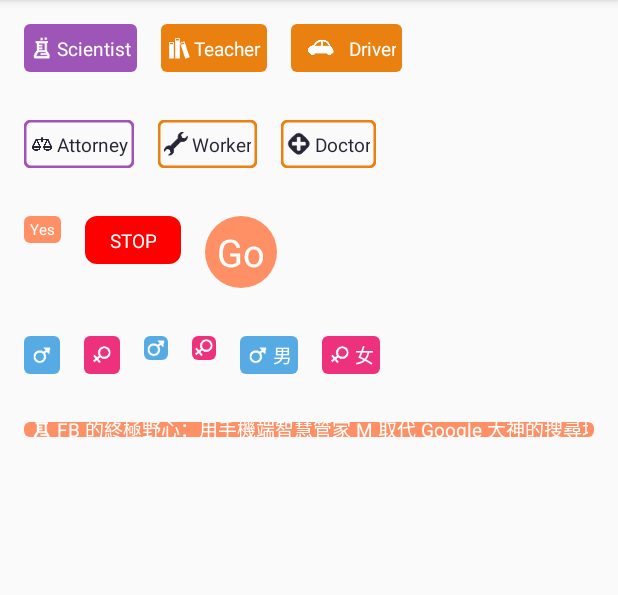
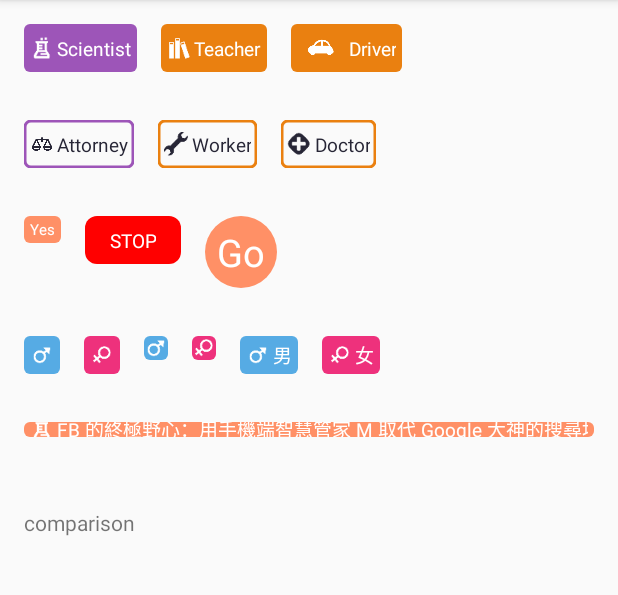
Before and after one commit to Jude95/TAGView, an Android app: the screen it shows after launch (MainActivity), on a phone screen of 412 x 824 dp, the part 84-679 px from its top. Run offline under Robolectric (Android 15) with nearby library versions, the phone set to English and light mode, and no system bars; libraries missing offline, so code that uses them is left out: com.android.debug; 2 statements that could not run were skipped.

Commit message:
增加View视图测试

```diff
--- a/build.gradle
+++ b/build.gradle
@@ -6,7 +6,7 @@ buildscript {
         jcenter()
     }
     dependencies {
-        classpath 'com.android.tools.build:gradle:1.3.0'
+        classpath 'com.android.tools.build:gradle:2.1.0-beta1'
         classpath 'com.jfrog.bintray.gradle:gradle-bintray-plugin:1.2'
         classpath 'com.github.dcendents:android-maven-gradle-plugin:1.3'
         // NOTE: Do not place your application dependencies here; they belong
@@ -18,5 +18,6 @@ allprojects {
     repositories {
         mavenCentral()
         jcenter()
+        maven { url "https://jitpack.io" }
     }
 }
--- a/demo/build.gradle
+++ b/demo/build.gradle
@@ -23,5 +23,6 @@ dependencies {
     compile fileTree(include: ['*.jar'], dir: 'libs')
     testCompile 'junit:junit:4.12'
     compile 'com.android.support:appcompat-v7:23.0.1'
+    compile 'com.github.romainguy:ViewServer:master'
     compile project(':tagview')
 }
--- a/demo/src/main/java/com/jude/tagviewdemo/MainActivity.java
+++ b/demo/src/main/java/com/jude/tagviewdemo/MainActivity.java
@@ -4,6 +4,7 @@ import android.os.Bundle;
 import android.support.v7.app.AppCompatActivity;
 import android.view.View;
 
+import com.android.debug.hv.ViewServer;
 import com.jude.tagview.TAGView;
 
 public class MainActivity extends AppCompatActivity {
@@ -20,8 +21,17 @@ private TAGView view;
                 view.setText("COOL");
             }
         });
-
+        ViewServer.get(this).addWindow(this);
     }
 
+    public void onDestroy() {
+        super.onDestroy();
+        ViewServer.get(this).removeWindow(this);
+    }
+
+    public void onResume() {
+        super.onResume();
+        ViewServer.get(this).setFocusedWindow(this);
+    }
 
 }
--- a/demo/src/main/res/layout/activity_main.xml
+++ b/demo/src/main/res/layout/activity_main.xml
@@ -182,5 +182,10 @@
             app:tag_color="#ff9900"
             />
     </LinearLayout>
+    <TextView
+        android:layout_width="match_parent"
+        android:layout_height="32dp"
+        android:layout_margin="16dp"
+        android:text="comparison"/>
 
 </LinearLayout>
--- a/tagview/build.gradle
+++ b/tagview/build.gradle
@@ -34,7 +34,7 @@ ext {
     siteUrl = 'https://github.com/Jude95/TAGView'
     gitUrl = 'https://github.com/Jude95/TAGView'
 
-    libraryVersion = '2.1.0'//版本号
+    libraryVersion = '2.1.1'//版本号
     libraryName = 'tagview'//项目名字，没什么用
     libraryDescription = 'A tool for Android'//项目描述，没什么用
 
--- a/tagview/src/main/java/com/jude/tagview/TAGView.java
+++ b/tagview/src/main/java/com/jude/tagview/TAGView.java
@@ -7,7 +7,6 @@ import android.graphics.Color;
 import android.graphics.Paint;
 import android.graphics.RectF;
 import android.util.AttributeSet;
-import android.util.Log;
 import android.util.TypedValue;
 import android.view.LayoutInflater;
 import android.view.ViewGroup;
@@ -259,7 +258,6 @@ public class TAGView extends ViewGroup {
 
     @Override
     public void draw(Canvas canvas) {
-        Log.i("TAGView","能否透明"+canvas.isOpaque());
         canvas.drawRoundRect(new RectF(strokeWidth/2, strokeWidth/2, getWidth()-strokeWidth/2, getHeight()-strokeWidth/2), radius, radius, mPaint);
         super.draw(canvas);
     }
```
Also changed, not shown: gradle.properties (+5 -8 lines).
